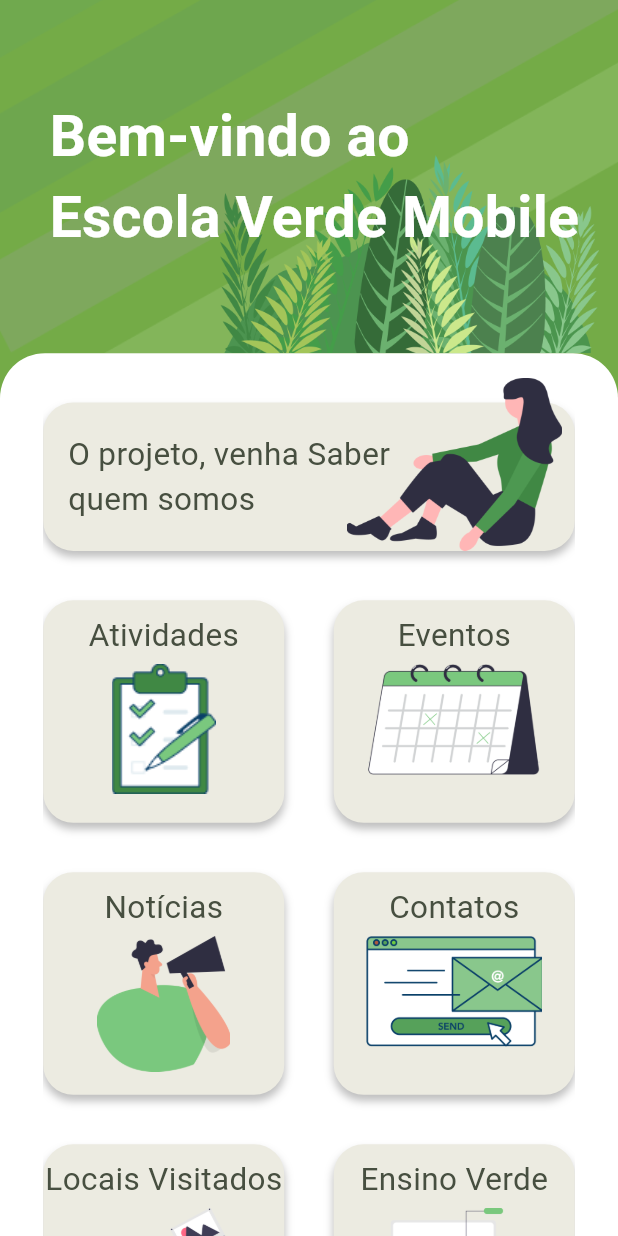
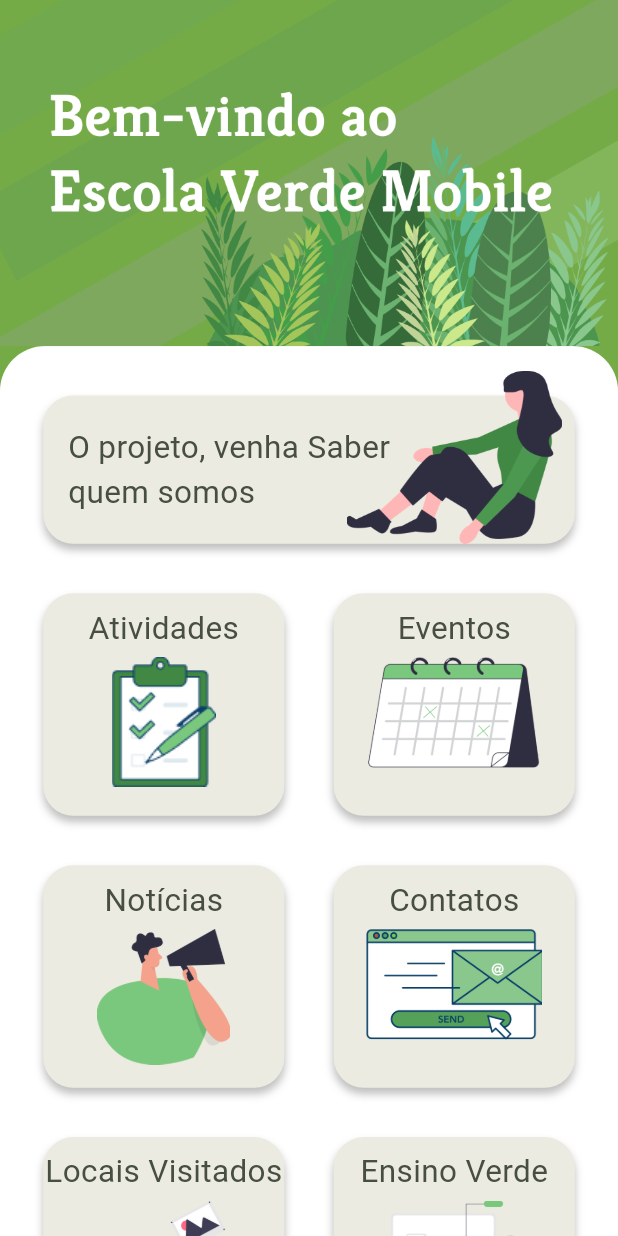
Before and after one commit to pcgomesp/escola_verde_mobile, a Flutter app: the screen it shows after launch, on a phone screen of 412 x 824 dp. Run offline on Flutter 3.47's test engine with Material 2 defaults, Android fonts, the phone set to English and light mode, and no system bars; our stand-ins replace flutter_native_splash, google_fonts; missing offline and left inert: dart:ffi; Roboto replaces fonts that are missing (Kreon).

Commit message:
Adicionada animação da home quando scrollada

```diff
--- a/lib/views/screens/home_screen.dart
+++ b/lib/views/screens/home_screen.dart
@@ -15,11 +15,149 @@ class HomeScreen extends StatefulWidget {
 }
 
 class _HomeScreenState extends State<HomeScreen> {
+  late ScrollController _scrollController;
+
+  void initState() {
+    super.initState();
+
+    _scrollController = ScrollController()
+      ..addListener(() {
+        setState(() {});
+      });
+  }
+
+  bool get _isSliverAppBarExpanded {
+    return _scrollController.hasClients &&
+        _scrollController.offset >
+            (MediaQuery.of(context).size.height * 0.25 - kToolbarHeight);
+  }
+
   @override
   Widget build(BuildContext context) {
     return Scaffold(
-      backgroundColor: MyThemes.colorBars,
-      body: Column(
+        backgroundColor: MyThemes.colorBars,
+        body: CustomScrollView(
+          controller: _scrollController,
+          slivers: [
+            SliverAppBar(
+              collapsedHeight: MediaQuery.of(context).size.height * 0.10,
+              pinned: true,
+              backgroundColor: MyThemes.colorBars,
+              expandedHeight: MediaQuery.of(context).size.height * 0.28,
+              flexibleSpace: FlexibleSpaceBar(
+                centerTitle: true,
+                title: _isSliverAppBarExpanded
+                    ? Text(
+                        'Bem-vindo',
+                        style: MyThemes.fontTextTitle(fontSize: 38),
+                      )
+                    : null,
+                background: Image.asset(
+                  'assets/Image_HomePage.png',
+                  fit: BoxFit.cover,
+                ),
+              ),
+            ),
+            SliverToBoxAdapter(
+              child: Container(
+                width: double.infinity,
+                decoration: const BoxDecoration(
+                  color: Colors.white,
+                  borderRadius: BorderRadius.only(
+                      topLeft: Radius.circular(30),
+                      topRight: Radius.circular(30)),
+                ),
+                child: Padding(
+                  padding: EdgeInsets.symmetric(
+                      horizontal: MediaQuery.of(context).size.width * 0.07),
+                  child: SingleChildScrollView(
+                    child: Column(
+                      children: [
+                        SizedBox(
+                          height: MediaQuery.of(context).size.height * 0.02,
+                        ),
+                        HomeWhoButton(),
+                        SizedBox(
+                          height: MediaQuery.of(context).size.width * 0.08,
+                        ),
+                        Row(
+                          mainAxisAlignment: MainAxisAlignment.spaceBetween,
+                          children: [
+                            HomeButton(
+                                titulo: 'Atividades',
+                                imagePath: 'assets/atividades.png',
+                                imageHeigth:
+                                    MediaQuery.of(context).size.height * 0.105,
+                                onTap: () {
+                                  Navigator.of(context).push(MaterialPageRoute(
+                                      builder: (context) => activity_screen()));
+                                }),
+                            HomeButton(
+                                titulo: 'Eventos',
+                                imagePath: 'assets/eventos.png',
+                                imageHeigth:
+                                    MediaQuery.of(context).size.height * 0.09,
+                                onTap: () {
+                                  Navigator.pushNamed(context, '/event-screen');
+                                }),
+                          ],
+                        ),
+                        SizedBox(
+                          height: MediaQuery.of(context).size.width * 0.08,
+                        ),
+                        Row(
+                          mainAxisAlignment: MainAxisAlignment.spaceBetween,
+                          children: [
+                            HomeButton(
+                                titulo: 'Notícias',
+                                imagePath: 'assets/noticias.png',
+                                imageHeigth:
+                                    MediaQuery.of(context).size.height * 0.11,
+                                onTap: () {
+                                  Navigator.of(context).push(MaterialPageRoute(
+                                      builder: (context) => News_screen()));
+                                }),
+                            HomeButton(
+                                titulo: 'Contatos',
+                                imagePath: 'assets/contatos.png',
+                                imageHeigth:
+                                    MediaQuery.of(context).size.height * 0.09,
+                                onTap: () {}),
+                          ],
+                        ),
+                        SizedBox(
+                          height: MediaQuery.of(context).size.width * 0.08,
+                        ),
+                        Row(
+                          mainAxisAlignment: MainAxisAlignment.spaceBetween,
+                          children: [
+                            HomeButton(
+                                titulo: 'Locais Visitados',
+                                imagePath: 'assets/visitados.png',
+                                imageHeigth:
+                                    MediaQuery.of(context).size.height * 0.11,
+                                onTap: () {}),
+                            HomeButton(
+                                titulo: 'Ensino Verde',
+                                imagePath: 'assets/ensino_verde.png',
+                                imageHeigth:
+                                    MediaQuery.of(context).size.height * 0.11,
+                                onTap: () {}),
+                          ],
+                        ),
+                        SizedBox(
+                          height: MediaQuery.of(context).size.width * 0.08,
+                        ),
+                      ],
+                    ),
+                  ),
+                ),
+              ),
+            )
+          ],
+        )
+/*
+      Column(
         children: [
           //Conteúdo da metade superior da tela
           Expanded(
@@ -157,7 +295,7 @@ class _HomeScreenState extends State<HomeScreen> {
             ),
           ),
         ],
-      ),
-    );
+      ),*/
+        );
   }
 }
```
Also changed, not shown: assets/Image_HomePage.png (added).
